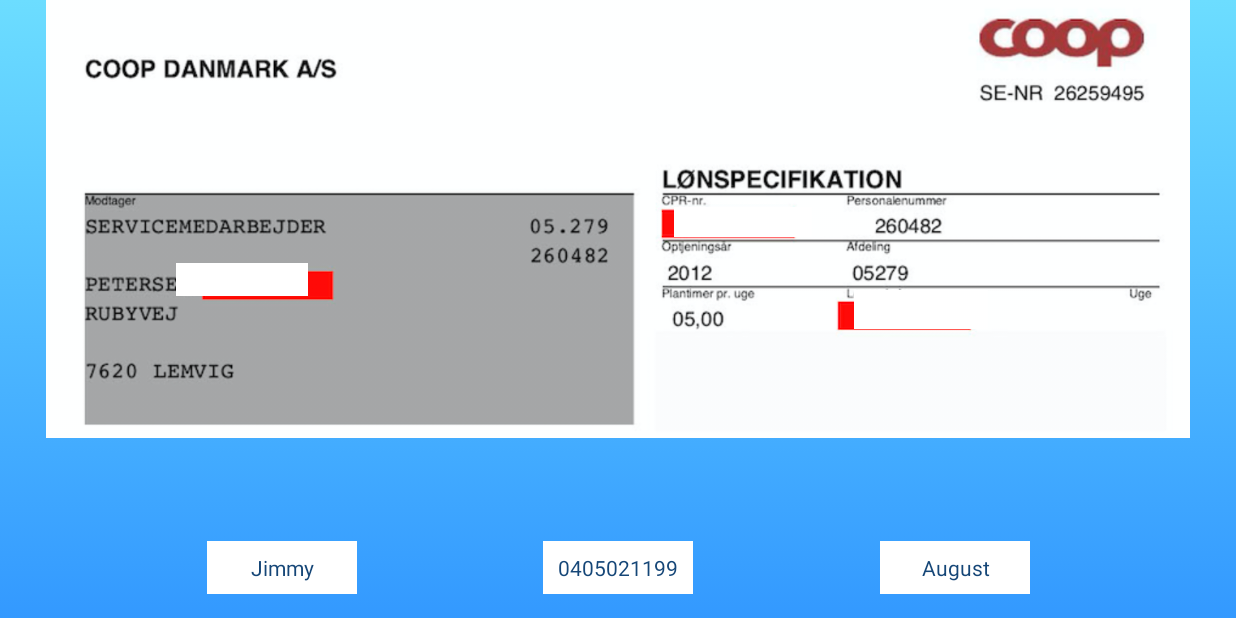
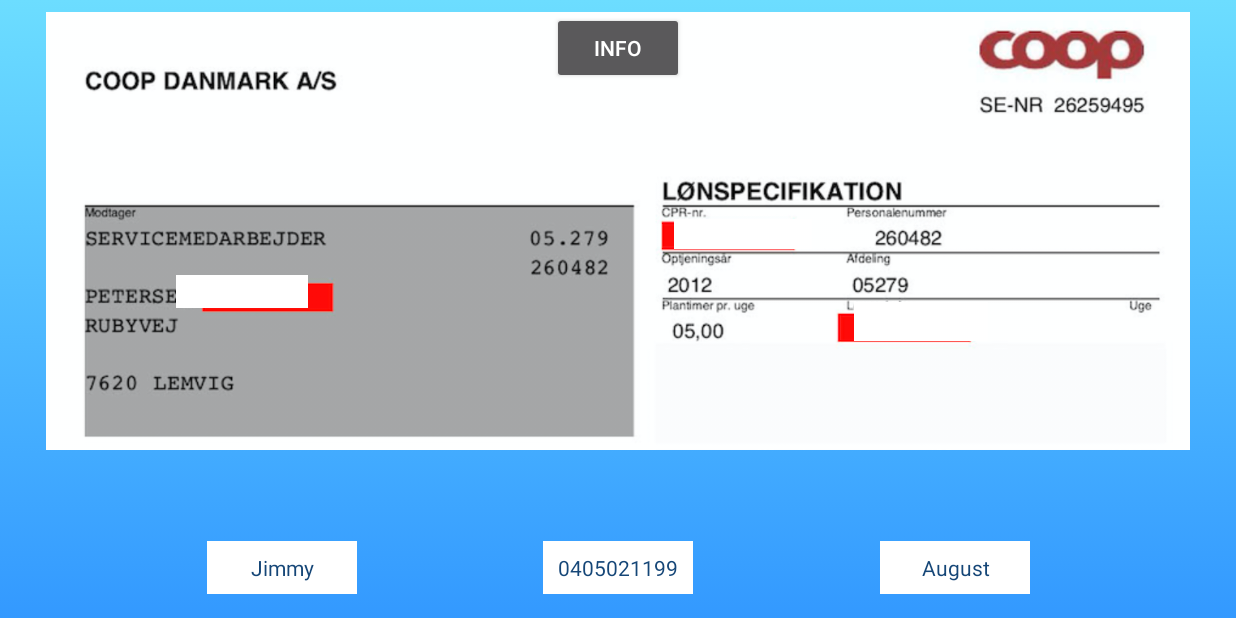
Before and after one commit to TorAP/PaySlipApplication, an Android app: the SupplementCase screen opened directly, with no data from a screen before it, on a phone screen of 824 x 412 dp (held sideways). Run offline under Robolectric (Android 15) with nearby library versions, the phone set to English and light mode, and no system bars; Roboto replaces fonts that are not available here.

Commit message:
made SupplementInfo a popup screen

```diff
--- a/app/src/main/AndroidManifest.xml
+++ b/app/src/main/AndroidManifest.xml
@@ -22,7 +22,9 @@
         <activity android:name=".CaseMenu" android:screenOrientation="landscape"></activity>
         <activity android:name=".InformationMenu" android:screenOrientation="landscape"></activity>
         <activity android:name=".SupplementCase" android:screenOrientation="landscape"></activity>
-        <activity android:name=".SupplementInformation" android:screenOrientation="landscape"></activity>
+        <activity android:name=".SupplementInformation"
+            android:screenOrientation="landscape"
+            android:theme="@style/PopUpTheme"></activity>
         <meta-data
             android:name="preloaded_fonts"
             android:resource="@array/preloaded_fonts" />
--- a/app/src/main/res/layout/activity_supplement_case.xml
+++ b/app/src/main/res/layout/activity_supplement_case.xml
@@ -12,6 +12,7 @@
         android:layout_width="0dp"
         android:layout_height="292dp"
         android:layout_marginStart="8dp"
+        android:layout_marginTop="8dp"
         android:layout_marginEnd="8dp"
         android:layout_marginBottom="6dp"
         app:layout_constraintBottom_toTopOf="@+id/dragMonth"
@@ -21,6 +22,19 @@
         app:layout_constraintTop_toTopOf="parent"
         app:layout_constraintVertical_bias="0.0"
         app:srcCompat="@drawable/payslipone" />
+
+    <Button
+        android:id="@+id/getInfoButton"
+        android:layout_width="wrap_content"
+        android:layout_height="wrap_content"
+        android:layout_marginStart="8dp"
+        android:layout_marginTop="8dp"
+        android:layout_marginEnd="8dp"
+        android:onClick="onClickInfo"
+        android:text="Info"
+        app:layout_constraintEnd_toEndOf="parent"
+        app:layout_constraintStart_toStartOf="parent"
+        app:layout_constraintTop_toTopOf="parent" />
 
     <TextView
         android:id="@+id/dropName"
--- a/app/src/main/res/values/styles.xml
+++ b/app/src/main/res/values/styles.xml
@@ -8,4 +8,9 @@
         <item name="colorAccent">@color/colorAccent</item>
     </style>
 
+    <style name="PopUpTheme" parent="Theme.AppCompat.NoActionBar">
+        <item name="android:windowIsTranslucent">true</item>
+        <item name="android:windowCloseOnTouchOutside">true</item>
+    </style>
+
 </resources>
```
Also changed, not shown: app/src/main/java/com/example/pay_slip_application/SupplementCase.java (+7 -0 lines), app/src/main/java/com/example/pay_slip_application/SupplementInformation.java (+16 -0 lines), app/src/main/res/layout/activity_supplement_information.xml (+4 -19 lines).
